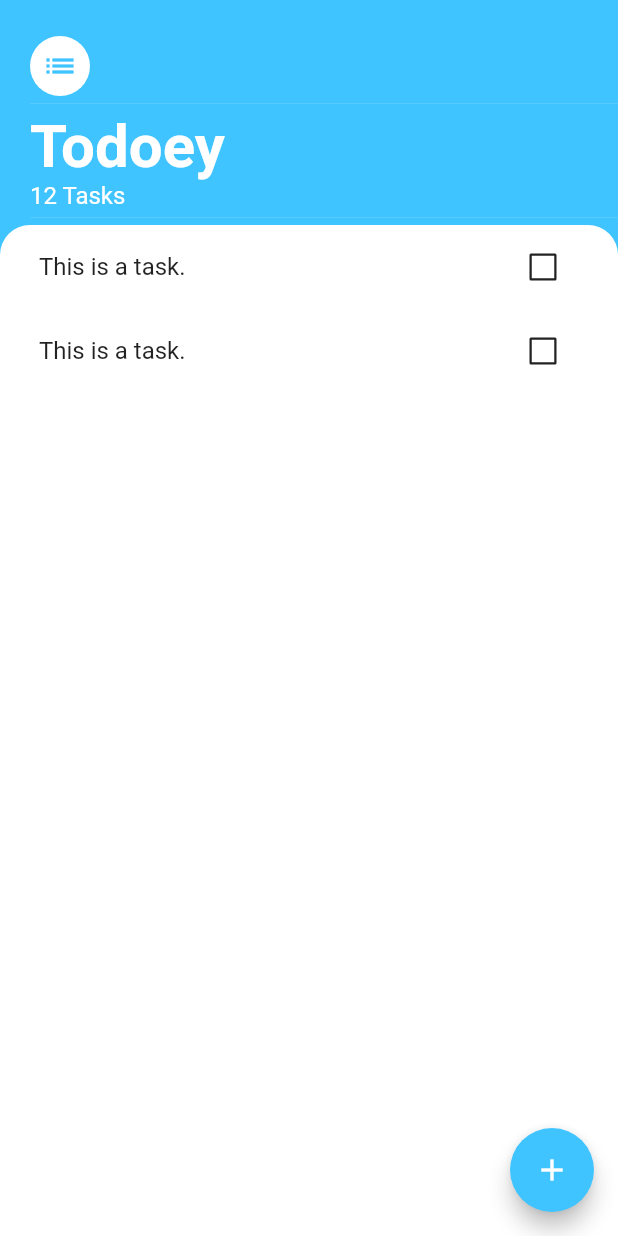
After one commit to mercz85/x01_flutter_basics, a Flutter app: the TasksScreen screen opened directly, on a phone screen of 412 x 824 dp. The commit adds this screen. Run offline on Flutter 3.47's test engine with Material 2 defaults, Android fonts, the phone set to English and light mode, and no system bars; our stand-ins replace animated_text_kit, audioplayers, cloud_firestore, firebase_auth, firebase_core, flutter_spinkit and 6 more; missing offline and left inert: dart:ffi; accounts and stored records are empty; generated files the repository leaves out were written again.

Commit message:
todo screen added

```diff
--- a/lib/main.dart
+++ b/lib/main.dart
@@ -102,7 +102,7 @@ class _MyAppState extends State<MyApp> {
             ),
             BottomNavigationBarItem(
               icon: Icon(Icons.sports_baseball),
-              label: 'Page4 BLoC',
+              label: 'Page4',
             ),
           ],
         ),
--- a/lib/pages/Page3/to_do/blankScreen.dart
+++ /dev/null
@@ -1,42 +0,0 @@
-import 'package:flutter/material.dart';
-
-class BlankScreen extends StatefulWidget {
-  BlankScreen({Key? key}) : super(key: key);
-
-  static const String id = '';
-
-  @override
-  State<BlankScreen> createState() => _BlankScreenState();
-}
-
-class _BlankScreenState extends State<BlankScreen> {
-  @override
-  void initState() {
-    super.initState();
-  }
-
-  @override
-  Widget build(BuildContext context) {
-    return Scaffold(
-      backgroundColor: Colors.pink.shade300,
-      body: Padding(
-        padding: const EdgeInsets.symmetric(horizontal: 24),
-        child: Column(
-          mainAxisAlignment: MainAxisAlignment.center,
-          crossAxisAlignment: CrossAxisAlignment.stretch,
-          children: const [
-            Center(
-              child: Text(
-                'EVA',
-                style: TextStyle(
-                  color: Colors.green,
-                  fontSize: 40,
-                ),
-              ),
-            )
-          ],
-        ),
-      ),
-    );
-  }
-}
--- /dev/null
+++ b/lib/pages/Page3/to_do/components/task_list.dart
@@ -0,0 +1,19 @@
+import 'package:flutter/material.dart';
+
+import 'task_tile.dart';
+
+class TasksList extends StatelessWidget {
+  const TasksList({
+    Key? key,
+  }) : super(key: key);
+
+  @override
+  Widget build(BuildContext context) {
+    return ListView(
+      children: [
+        TaskTile(),
+        TaskTile(),
+      ],
+    );
+  }
+}
--- /dev/null
+++ b/lib/pages/Page3/to_do/components/task_tile.dart
@@ -0,0 +1,23 @@
+import 'package:flutter/material.dart';
+
+class TaskTile extends StatelessWidget {
+  const TaskTile({
+    Key? key,
+  }) : super(key: key);
+
+  @override
+  Widget build(BuildContext context) {
+    return ListTile(
+      textColor: Colors.black87,
+      title: Text('This is a task.'),
+      trailing: Checkbox(
+        side: const BorderSide(
+          color: Colors.black87,
+          width: 1.5,
+        ),
+        value: false,
+        onChanged: ((chaged) {}),
+      ),
+    );
+  }
+}
--- /dev/null
+++ b/lib/pages/Page3/to_do/tasks_screen.dart
@@ -0,0 +1,80 @@
+import 'package:flutter/material.dart';
+
+import 'components/task_list.dart';
+
+class TasksScreen extends StatelessWidget {
+  TasksScreen({Key? key}) : super(key: key);
+
+  static const String id = '';
+
+  @override
+  Widget build(BuildContext context) {
+    return Scaffold(
+      backgroundColor: Colors.lightBlueAccent,
+      body: Padding(
+        padding: const EdgeInsets.only(
+          top: 24,
+        ),
+        child: Column(
+          mainAxisAlignment: MainAxisAlignment.center,
+          crossAxisAlignment: CrossAxisAlignment.stretch,
+          children: [
+            Padding(
+              padding: const EdgeInsets.only(left: 20),
+              child: Column(
+                crossAxisAlignment: CrossAxisAlignment.start,
+                children: const [
+                  CircleAvatar(
+                    backgroundColor: Colors.white,
+                    child: Icon(
+                      Icons.list,
+                      color: Colors.lightBlueAccent,
+                    ),
+                  ),
+                  Divider(
+                    height: 10,
+                  ),
+                  Text(
+                    'Todoey',
+                    style: TextStyle(
+                        color: Colors.white,
+                        fontSize: 40,
+                        fontWeight: FontWeight.bold),
+                  ),
+                  Text(
+                    '12 Tasks',
+                    style: TextStyle(
+                      color: Colors.white,
+                      fontSize: 16,
+                    ),
+                  ),
+                  Divider(
+                    height: 10,
+                  )
+                ],
+              ),
+            ),
+            Expanded(
+              child: Container(
+                padding: const EdgeInsets.symmetric(horizontal: 10),
+                decoration: const BoxDecoration(
+                    color: Colors.white,
+                    shape: BoxShape.rectangle,
+                    borderRadius: BorderRadius.only(
+                        topLeft: Radius.circular(20),
+                        topRight: Radius.circular(20))),
+                child: TasksList(),
+              ),
+            ),
+          ],
+        ),
+      ),
+      floatingActionButton: FloatingActionButton(
+        backgroundColor: Colors.lightBlueAccent,
+        foregroundColor: Colors.white,
+        child: const Icon(Icons.add),
+        onPressed: () {},
+      ),
+    );
+  }
+}
--- a/lib/pages/Page3/view.dart
+++ b/lib/pages/Page3/view.dart
@@ -4,7 +4,7 @@ import 'package:x01_flutter_basics/pages/Page3/flash_chat/screens/chat_screen.da
 import 'package:x01_flutter_basics/pages/Page3/flash_chat/screens/login_screen.dart';
 import 'package:x01_flutter_basics/pages/Page3/flash_chat/screens/registration_screen.dart';
 import 'package:x01_flutter_basics/pages/Page3/flash_chat/screens/wellcome_screen.dart';
-import 'package:x01_flutter_basics/pages/Page3/to_do/blankScreen.dart';
+import 'package:x01_flutter_basics/pages/Page3/to_do/tasks_screen.dart';
 import 'package:x01_flutter_basics/widgets/TabButton.dart';
 
 class Page3 extends StatefulWidget {
@@ -88,10 +88,12 @@ class _Page3State extends State<Page3> {
             },
             controller: _tabController,
             children: [
+              //Coin Ticker Tab
               Container(
                 color: Colors.white,
                 child: PriceScreen(),
               ),
+              //Flash Chat Tab
               //[namedRoutes] use a MateriaApp
               MaterialApp(
                 theme: Theme.of(context),
@@ -106,8 +108,9 @@ class _Page3State extends State<Page3> {
                   ChatScreen.id: (context) => ChatScreen(),
                 },
               ),
+              //TO DO Tab
               Container(
-                child: BlankScreen(),
+                child: TasksScreen(),
               ),
             ],
           ),
--- a/lib/pages/Page4/view.dart
+++ b/lib/pages/Page4/view.dart
@@ -1,7 +1,6 @@
 import 'package:flutter/material.dart';
 
 import '../../widgets/TabButton.dart';
-import '../Page3/to_do/blankScreen.dart';
 
 class Page4 extends StatefulWidget {
   Page4({Key? key}) : super(key: key);
@@ -94,3 +93,34 @@ class _Page3State extends State<Page4> {
     );
   }
 }
+
+class BlankScreen extends StatelessWidget {
+  BlankScreen({Key? key}) : super(key: key);
+
+  static const String id = '';
+
+  @override
+  Widget build(BuildContext context) {
+    return Scaffold(
+      backgroundColor: Colors.pink.shade300,
+      body: Padding(
+        padding: const EdgeInsets.symmetric(horizontal: 24),
+        child: Column(
+          mainAxisAlignment: MainAxisAlignment.center,
+          crossAxisAlignment: CrossAxisAlignment.stretch,
+          children: const [
+            Center(
+              child: Text(
+                'EVA',
+                style: TextStyle(
+                  color: Colors.green,
+                  fontSize: 40,
+                ),
+              ),
+            )
+          ],
+        ),
+      ),
+    );
+  }
+}
```
